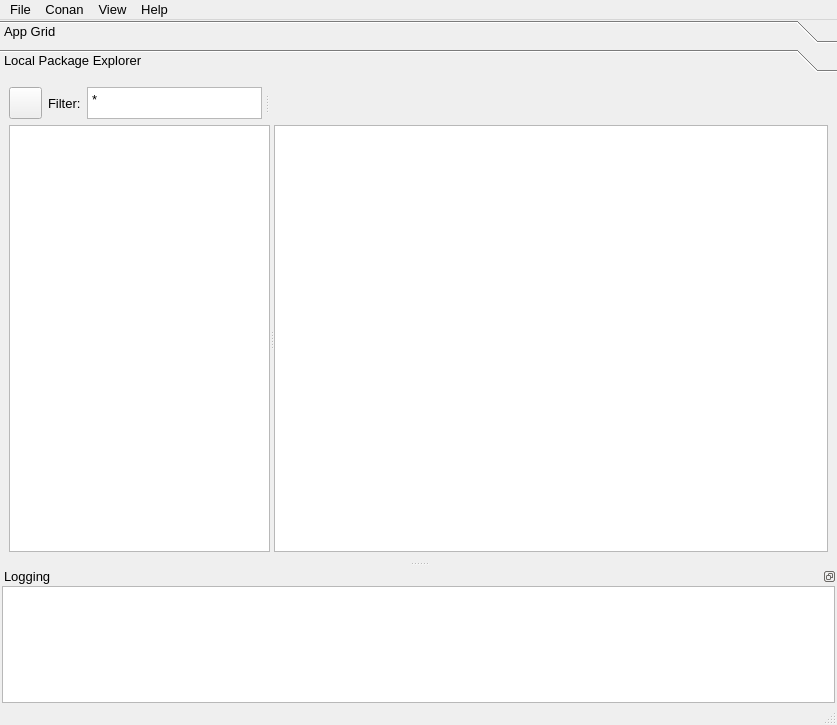
This is src/conan_app_launcher/ui/main.ui in goszpeti/conan_explorer as Qt 5 draws it before an edit. The edited form follows.
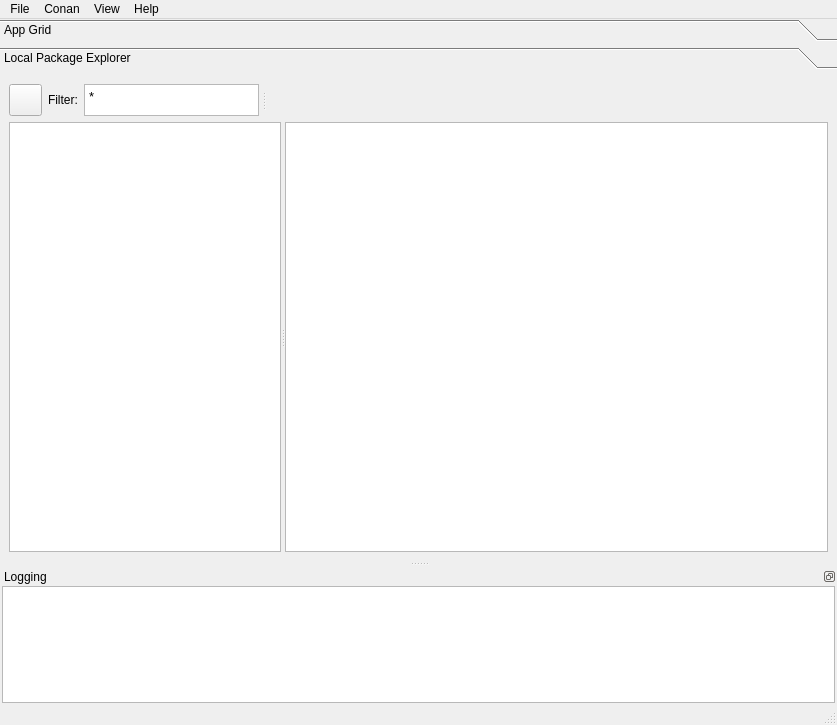
This is the edited form. The open tabs and pages were chosen to show the change. Icons and pictures are not drawn.

The edit to the form file:
```diff
--- a/src/conan_app_launcher/ui/main.ui
+++ b/src/conan_app_launcher/ui/main.ui
@@ -18,15 +18,10 @@
   </property>
   <property name="minimumSize">
    <size>
-    <width>836</width>
-    <height>697</height>
+    <width>400</width>
+    <height>400</height>
    </size>
   </property>
-  <property name="font">
-   <font>
-    <pointsize>10</pointsize>
-   </font>
-  </property>
   <property name="acceptDrops">
    <bool>true</bool>
   </property>
@@ -557,8 +552,8 @@
               <string>&lt;!DOCTYPE HTML PUBLIC &quot;-//W3C//DTD HTML 4.0//EN&quot; &quot;http://www.w3.org/TR/REC-html40/strict.dtd&quot;&gt;
 &lt;html&gt;&lt;head&gt;&lt;meta name=&quot;qrichtext&quot; content=&quot;1&quot; /&gt;&lt;style type=&quot;text/css&quot;&gt;
 p, li { white-space: pre-wrap; }
-&lt;/style&gt;&lt;/head&gt;&lt;body style=&quot; font-family:'MS Shell Dlg 2'; font-size:10pt; font-weight:400; font-style:normal;&quot;&gt;
-&lt;p style=&quot; margin-top:0px; margin-bottom:0px; margin-left:0px; margin-right:0px; -qt-block-indent:0; text-indent:0px;&quot;&gt;*&lt;/p&gt;&lt;/body&gt;&lt;/html&gt;</string>
+&lt;/style&gt;&lt;/head&gt;&lt;body style=&quot; font-family:'MS Shell Dlg 2'; font-size:7.875pt; font-weight:400; font-style:normal;&quot;&gt;
+&lt;p style=&quot; margin-top:0px; margin-bottom:0px; margin-left:0px; margin-right:0px; -qt-block-indent:0; text-indent:0px;&quot;&gt;&lt;span style=&quot; font-size:10pt;&quot;&gt;*&lt;/span&gt;&lt;/p&gt;&lt;/body&gt;&lt;/html&gt;</string>
              </property>
             </widget>
             <widget class="QLabel" name="package_path_label">
```
Left out of the diff: 6 changed lines with no effect on the pictures.
